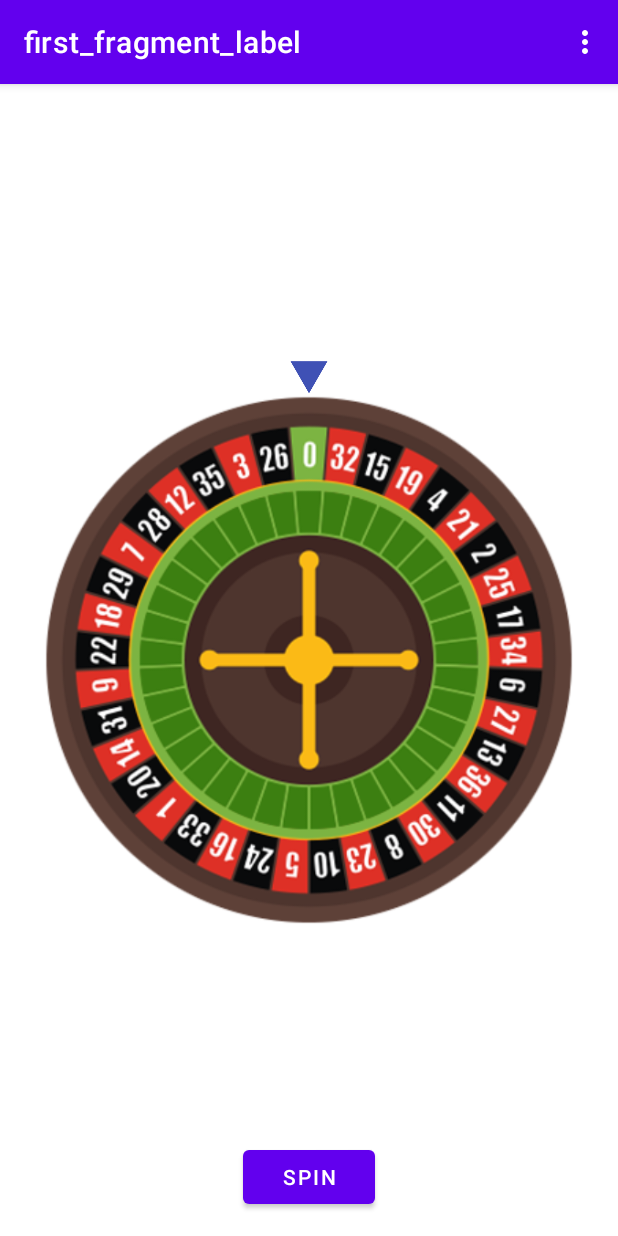
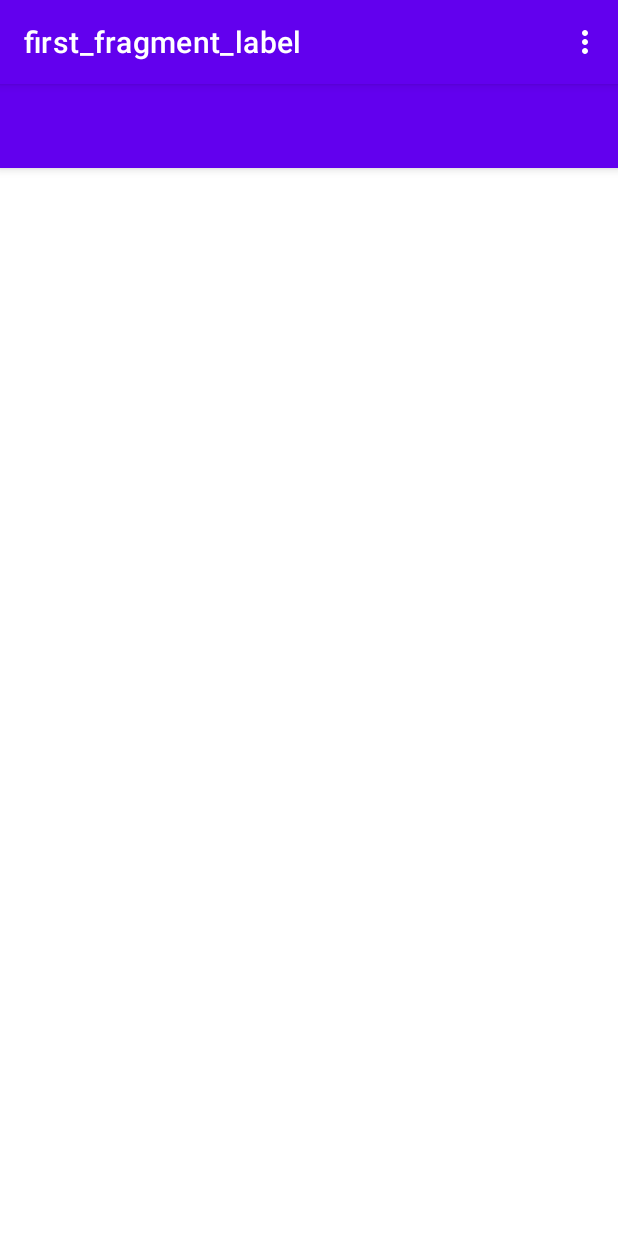
Before and after one commit to BMSM15/Projeto-Casino-App, an Android app: the screen it shows after launch (MainActivity), on a phone screen of 412 x 824 dp. Run offline under Robolectric (Android 15) with nearby library versions, the phone set to English and light mode, and no system bars; our stand-ins replace ButterKnife, navigation-ui; 3 statements that could not run were skipped.

```diff
--- a/app/src/main/java/com/example/projetopa/MainActivity.kt
+++ b/app/src/main/java/com/example/projetopa/MainActivity.kt
@@ -24,7 +24,7 @@ import java.util.*
 
 class MainActivity : AppCompatActivity() {
 
-    private val sectors = arrayOf(
+    /*private val sectors = arrayOf(
         "32 red", "15 black",
         "19 red", "4 black", "21 red", "2 black", "25 red", "17 black", "34 red",
         "6 black", "27 red", "13 black", "36 red", "11 black", "30 red", "8 black",
@@ -44,6 +44,8 @@ class MainActivity : AppCompatActivity() {
     private var degreeOld = 0
     private val HALF_SECTOR = 360f / 37f / 2f
 
+     */
+
     private lateinit var appBarConfiguration: AppBarConfiguration
     private lateinit var binding: ActivityMainBinding
 
@@ -59,8 +61,8 @@ class MainActivity : AppCompatActivity() {
         appBarConfiguration = AppBarConfiguration(navController.graph)
         setupActionBarWithNavController(navController, appBarConfiguration)
 
-        setContentView(R.layout.jogo_roleta);
-        ButterKnife.bind(this);
+        //setContentView(R.layout.jogo_roleta);
+        //ButterKnife.bind(this);
 
     }
 
@@ -86,7 +88,7 @@ class MainActivity : AppCompatActivity() {
                 || super.onSupportNavigateUp()
     }
 
-    @OnClick(R.id.spinBtn)
+    /*@OnClick(R.id.spinBtn)
     fun spin(v: View?) {
         degreeOld = degree % 360
         // calculamos o ângulo aleatório para rotação da nossa roda
@@ -133,4 +135,5 @@ class MainActivity : AppCompatActivity() {
         } while (text == null && i < sectors.size)
         return text
     }
+*/
 }
```
